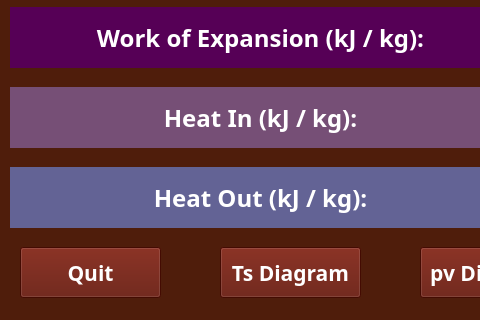
Before: the Qt Designer form gui/ui/Performance_window.ui in ZeshanAJavaid/Thermodynamic-Cycle-Simulator, drawn with Qt 5; both pictures show x 0 to 480 and y 313 to 633 of the 1019 by 633 pixel window.
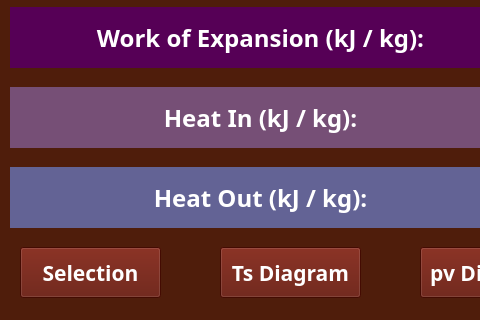
After: the same form once the commit is applied.

```diff
--- a/gui/ui/Performance_window.ui
+++ b/gui/ui/Performance_window.ui
@@ -83,7 +83,7 @@
      <string notr="true">color: rgb(255, 255, 255); background-color: rgb(95, 16, 3)</string>
     </property>
     <property name="text">
-     <string>Quit</string>
+     <string>Selection</string>
     </property>
    </widget>
    <widget class="QPushButton" name="TsDiagram_Button">
```
Left out of the diff: 2 changed lines with no effect on the pictures.
